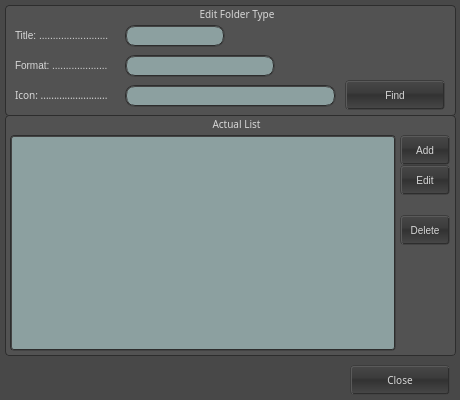
Qt form ui/EditFolderType.ui (skhaz/neutron3d) before a commit.
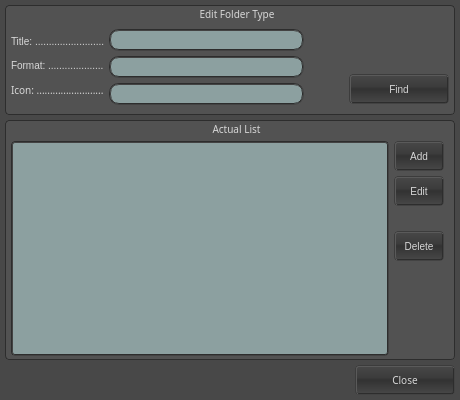
The same form after that commit. Icons and pictures are not drawn.

Diff of the .ui file:
```diff
--- a/ui/EditFolderType.ui
+++ b/ui/EditFolderType.ui
@@ -15,12 +15,6 @@
     <height>400</height>
    </size>
   </property>
-  <property name="maximumSize" >
-   <size>
-    <width>460</width>
-    <height>400</height>
-   </size>
-  </property>
   <property name="font" >
    <font>
     <family>Lucida Grande, Segoe UI</family>
@@ -382,14 +376,20 @@
 
 </string>
   </property>
+  <layout class="QGridLayout" name="gridLayout_4" >
+   <property name="margin" >
+    <number>5</number>
+   </property>
+   <property name="spacing" >
+    <number>5</number>
+   </property>
+   <item row="0" column="0" colspan="2" >
   <widget class="QGroupBox" name="grb_editFolderType" >
-   <property name="geometry" >
-    <rect>
-     <x>5</x>
-     <y>5</y>
-     <width>451</width>
-     <height>111</height>
-    </rect>
+     <property name="minimumSize" >
+      <size>
+       <width>450</width>
+       <height>110</height>
+      </size>
    </property>
    <property name="styleSheet" >
     <string notr="true" >QGroupBox::title {
@@ -400,14 +400,204 @@
    <property name="title" >
     <string>Edit Folder Type</string>
    </property>
+     <layout class="QGridLayout" name="gridLayout" >
+      <property name="leftMargin" >
+       <number>5</number>
+      </property>
+      <property name="topMargin" >
+       <number>20</number>
+      </property>
+      <property name="rightMargin" >
+       <number>5</number>
+      </property>
+      <property name="bottomMargin" >
+       <number>5</number>
+      </property>
+      <property name="spacing" >
+       <number>5</number>
+      </property>
+      <item row="0" column="0" >
+       <layout class="QHBoxLayout" name="horizontalLayout_2" >
+        <item>
+         <layout class="QVBoxLayout" name="verticalLayout_3" >
+          <item>
+           <widget class="QLabel" name="lbl_title" >
+            <property name="sizePolicy" >
+             <sizepolicy vsizetype="Fixed" hsizetype="Fixed" >
+              <horstretch>0</horstretch>
+              <verstretch>0</verstretch>
+             </sizepolicy>
+            </property>
+            <property name="minimumSize" >
+             <size>
+              <width>80</width>
+              <height>0</height>
+             </size>
+            </property>
+            <property name="layoutDirection" >
+             <enum>Qt::LeftToRight</enum>
+            </property>
+            <property name="text" >
+             <string>Title: .........................</string>
+            </property>
+           </widget>
+          </item>
+          <item>
+           <widget class="QLabel" name="lbl_format" >
+            <property name="sizePolicy" >
+             <sizepolicy vsizetype="Fixed" hsizetype="Fixed" >
+              <horstretch>0</horstretch>
+              <verstretch>0</verstretch>
+             </sizepolicy>
+            </property>
+            <property name="minimumSize" >
+             <size>
+              <width>80</width>
+              <height>0</height>
+             </size>
+            </property>
+            <property name="layoutDirection" >
+             <enum>Qt::LeftToRight</enum>
+            </property>
+            <property name="text" >
+             <string>Format: ....................</string>
+            </property>
+           </widget>
+          </item>
+          <item>
+           <widget class="QLabel" name="lbl_icon" >
+            <property name="sizePolicy" >
+             <sizepolicy vsizetype="Fixed" hsizetype="Fixed" >
+              <horstretch>0</horstretch>
+              <verstretch>0</verstretch>
+             </sizepolicy>
+            </property>
+            <property name="minimumSize" >
+             <size>
+              <width>80</width>
+              <height>0</height>
+             </size>
+            </property>
+            <property name="font" >
+             <font>
+              <family>Lucida Grande, Segoe UI</family>
+              <pointsize>-1</pointsize>
+             </font>
+            </property>
+            <property name="layoutDirection" >
+             <enum>Qt::LeftToRight</enum>
+            </property>
+            <property name="text" >
+             <string>Icon: .........................</string>
+            </property>
+            <property name="scaledContents" >
+             <bool>false</bool>
+            </property>
+            <property name="alignment" >
+             <set>Qt::AlignLeading|Qt::AlignLeft|Qt::AlignVCenter</set>
+            </property>
+            <property name="wordWrap" >
+             <bool>false</bool>
+            </property>
+            <property name="margin" >
+             <number>0</number>
+            </property>
+            <property name="openExternalLinks" >
+             <bool>false</bool>
+            </property>
+           </widget>
+          </item>
+         </layout>
+        </item>
+        <item>
+         <layout class="QVBoxLayout" name="verticalLayout_2" >
+          <item>
+           <widget class="QLineEdit" name="tbx_title" >
+            <property name="sizePolicy" >
+             <sizepolicy vsizetype="Fixed" hsizetype="Expanding" >
+              <horstretch>0</horstretch>
+              <verstretch>0</verstretch>
+             </sizepolicy>
+            </property>
+            <property name="minimumSize" >
+             <size>
+              <width>100</width>
+              <height>22</height>
+             </size>
+            </property>
+            <property name="maximumSize" >
+             <size>
+              <width>200</width>
+              <height>22</height>
+             </size>
+            </property>
+            <property name="text" >
+             <string/>
+            </property>
+           </widget>
+          </item>
+          <item>
+           <widget class="QLineEdit" name="tbx_format" >
+            <property name="sizePolicy" >
+             <sizepolicy vsizetype="Fixed" hsizetype="Expanding" >
+              <horstretch>0</horstretch>
+              <verstretch>0</verstretch>
+             </sizepolicy>
+            </property>
+            <property name="minimumSize" >
+             <size>
+              <width>100</width>
+              <height>22</height>
+             </size>
+            </property>
+            <property name="text" >
+             <string/>
+            </property>
+           </widget>
+          </item>
+          <item>
+           <widget class="QLineEdit" name="tbx_icon" >
+            <property name="minimumSize" >
+             <size>
+              <width>150</width>
+              <height>22</height>
+             </size>
+            </property>
+            <property name="text" >
+             <string/>
+            </property>
+            <property name="frame" >
+             <bool>true</bool>
+            </property>
+           </widget>
+          </item>
+         </layout>
+        </item>
+        <item>
+         <spacer name="horizontalSpacer_2" >
+          <property name="orientation" >
+           <enum>Qt::Horizontal</enum>
+          </property>
+          <property name="sizeType" >
+           <enum>QSizePolicy::Fixed</enum>
+          </property>
+          <property name="sizeHint" stdset="0" >
+           <size>
+            <width>40</width>
+            <height>20</height>
+           </size>
+          </property>
+         </spacer>
+        </item>
+        <item>
+         <layout class="QVBoxLayout" name="verticalLayout_4" >
+          <item>
    <widget class="QFrame" name="pct_icon" >
-    <property name="geometry" >
-     <rect>
-      <x>370</x>
-      <y>25</y>
+            <property name="minimumSize" >
+             <size>
       <width>32</width>
       <height>32</height>
-     </rect>
+             </size>
     </property>
     <property name="maximumSize" >
      <size>
@@ -429,182 +619,9 @@
      <enum>QFrame::StyledPanel</enum>
     </property>
    </widget>
-   <widget class="QLineEdit" name="tbx_icon" >
-    <property name="geometry" >
-     <rect>
-      <x>120</x>
-      <y>80</y>
-      <width>211</width>
-      <height>22</height>
-     </rect>
-    </property>
-    <property name="minimumSize" >
-     <size>
-      <width>0</width>
-      <height>22</height>
-     </size>
-    </property>
-    <property name="maximumSize" >
-     <size>
-      <width>16777215</width>
-      <height>22</height>
-     </size>
-    </property>
-    <property name="text" >
-     <string/>
-    </property>
-    <property name="frame" >
-     <bool>true</bool>
-    </property>
-   </widget>
-   <widget class="QLineEdit" name="tbx_format" >
-    <property name="geometry" >
-     <rect>
-      <x>120</x>
-      <y>50</y>
-      <width>150</width>
-      <height>22</height>
-     </rect>
-    </property>
-    <property name="sizePolicy" >
-     <sizepolicy vsizetype="Fixed" hsizetype="Expanding" >
-      <horstretch>0</horstretch>
-      <verstretch>0</verstretch>
-     </sizepolicy>
-    </property>
-    <property name="minimumSize" >
-     <size>
-      <width>100</width>
-      <height>22</height>
-     </size>
-    </property>
-    <property name="maximumSize" >
-     <size>
-      <width>150</width>
-      <height>22</height>
-     </size>
-    </property>
-    <property name="text" >
-     <string/>
-    </property>
-   </widget>
-   <widget class="QLineEdit" name="tbx_title" >
-    <property name="geometry" >
-     <rect>
-      <x>120</x>
-      <y>20</y>
-      <width>100</width>
-      <height>22</height>
-     </rect>
-    </property>
-    <property name="sizePolicy" >
-     <sizepolicy vsizetype="Fixed" hsizetype="Expanding" >
-      <horstretch>0</horstretch>
-      <verstretch>0</verstretch>
-     </sizepolicy>
-    </property>
-    <property name="minimumSize" >
-     <size>
-      <width>100</width>
-      <height>22</height>
-     </size>
-    </property>
-    <property name="maximumSize" >
-     <size>
-      <width>100</width>
-      <height>22</height>
-     </size>
-    </property>
-    <property name="text" >
-     <string/>
-    </property>
-   </widget>
-   <widget class="QLabel" name="lbl_icon" >
-    <property name="geometry" >
-     <rect>
-      <x>10</x>
-      <y>80</y>
-      <width>110</width>
-      <height>20</height>
-     </rect>
-    </property>
-    <property name="sizePolicy" >
-     <sizepolicy vsizetype="Fixed" hsizetype="Fixed" >
-      <horstretch>0</horstretch>
-      <verstretch>0</verstretch>
-     </sizepolicy>
-    </property>
-    <property name="minimumSize" >
-     <size>
-      <width>110</width>
-      <height>0</height>
-     </size>
-    </property>
-    <property name="font" >
-     <font>
-      <family>Lucida Grande, Segoe UI</family>
-      <pointsize>-1</pointsize>
-     </font>
-    </property>
-    <property name="layoutDirection" >
-     <enum>Qt::LeftToRight</enum>
-    </property>
-    <property name="text" >
-     <string>Icon: .........................</string>
-    </property>
-    <property name="scaledContents" >
-     <bool>false</bool>
-    </property>
-    <property name="alignment" >
-     <set>Qt::AlignLeading|Qt::AlignLeft|Qt::AlignVCenter</set>
-    </property>
-    <property name="wordWrap" >
-     <bool>false</bool>
-    </property>
-    <property name="margin" >
-     <number>0</number>
-    </property>
-    <property name="openExternalLinks" >
-     <bool>false</bool>
-    </property>
-   </widget>
-   <widget class="QLabel" name="lbl_format" >
-    <property name="geometry" >
-     <rect>
-      <x>10</x>
-      <y>50</y>
-      <width>110</width>
-      <height>20</height>
-     </rect>
-    </property>
-    <property name="sizePolicy" >
-     <sizepolicy vsizetype="Fixed" hsizetype="Fixed" >
-      <horstretch>0</horstretch>
-      <verstretch>0</verstretch>
-     </sizepolicy>
-    </property>
-    <property name="minimumSize" >
-     <size>
-      <width>110</width>
-      <height>0</height>
-     </size>
-    </property>
-    <property name="layoutDirection" >
-     <enum>Qt::LeftToRight</enum>
-    </property>
-    <property name="text" >
-     <string>Format: ....................</string>
-    </property>
-   </widget>
+          </item>
+          <item>
    <widget class="QPushButton" name="bt_find" >
-    <property name="geometry" >
-     <rect>
-      <x>340</x>
-      <y>75</y>
-      <width>100</width>
-      <height>30</height>
-     </rect>
-    </property>
     <property name="sizePolicy" >
      <sizepolicy vsizetype="Fixed" hsizetype="Fixed" >
       <horstretch>0</horstretch>
@@ -627,68 +644,21 @@
      <string>Find</string>
     </property>
    </widget>
-   <widget class="QLabel" name="lbl_title" >
-    <property name="geometry" >
-     <rect>
-      <x>10</x>
-      <y>20</y>
-      <width>110</width>
-      <height>20</height>
-     </rect>
-    </property>
-    <property name="sizePolicy" >
-     <sizepolicy vsizetype="Fixed" hsizetype="Fixed" >
-      <horstretch>0</horstretch>
-      <verstretch>0</verstretch>
-     </sizepolicy>
-    </property>
-    <property name="minimumSize" >
-     <size>
-      <width>110</width>
-      <height>0</height>
-     </size>
-    </property>
-    <property name="layoutDirection" >
-     <enum>Qt::LeftToRight</enum>
-    </property>
-    <property name="text" >
-     <string>Title: .........................</string>
-    </property>
-   </widget>
-  </widget>
-  <widget class="QPushButton" name="bt_close" >
-   <property name="geometry" >
-    <rect>
-     <x>350</x>
-     <y>365</y>
-     <width>100</width>
-     <height>30</height>
-    </rect>
-   </property>
-   <property name="minimumSize" >
-    <size>
-     <width>100</width>
-     <height>30</height>
-    </size>
-   </property>
-   <property name="maximumSize" >
-    <size>
-     <width>100</width>
-     <height>30</height>
-    </size>
-   </property>
-   <property name="text" >
-    <string>Close</string>
-   </property>
-  </widget>
+          </item>
+         </layout>
+        </item>
+       </layout>
+      </item>
+     </layout>
+    </widget>
+   </item>
+   <item row="1" column="0" colspan="2" >
   <widget class="QGroupBox" name="grb_editFolderType_2" >
-   <property name="geometry" >
-    <rect>
-     <x>5</x>
-     <y>115</y>
-     <width>451</width>
-     <height>241</height>
-    </rect>
+     <property name="minimumSize" >
+      <size>
+       <width>450</width>
+       <height>240</height>
+      </size>
    </property>
    <property name="styleSheet" >
     <string notr="true" >QGroupBox::title {
@@ -699,56 +669,47 @@
    <property name="title" >
     <string>Actual List</string>
    </property>
+     <layout class="QGridLayout" name="gridLayout_2" >
+      <property name="leftMargin" >
+       <number>5</number>
+      </property>
+      <property name="topMargin" >
+       <number>20</number>
+      </property>
+      <property name="rightMargin" >
+       <number>5</number>
+      </property>
+      <property name="bottomMargin" >
+       <number>5</number>
+      </property>
+      <property name="spacing" >
+       <number>5</number>
+      </property>
+      <item row="0" column="0" >
+       <layout class="QHBoxLayout" name="horizontalLayout" >
+        <property name="spacing" >
+         <number>5</number>
+        </property>
+        <item>
    <widget class="QListView" name="lv_listItem" >
-    <property name="geometry" >
-     <rect>
-      <x>5</x>
-      <y>20</y>
-      <width>386</width>
-      <height>216</height>
-     </rect>
-    </property>
-   </widget>
-   <widget class="QPushButton" name="bt_delete" >
-    <property name="geometry" >
-     <rect>
-      <x>395</x>
-      <y>100</y>
-      <width>50</width>
-      <height>30</height>
-     </rect>
-    </property>
-    <property name="sizePolicy" >
-     <sizepolicy vsizetype="Fixed" hsizetype="Fixed" >
-      <horstretch>0</horstretch>
-      <verstretch>0</verstretch>
-     </sizepolicy>
-    </property>
     <property name="minimumSize" >
      <size>
-      <width>50</width>
-      <height>30</height>
-     </size>
-    </property>
-    <property name="maximumSize" >
-     <size>
-      <width>50</width>
-      <height>30</height>
-     </size>
-    </property>
-    <property name="text" >
-     <string>Delete</string>
-    </property>
-   </widget>
+            <width>375</width>
+            <height>215</height>
+           </size>
+          </property>
+         </widget>
+        </item>
+        <item>
+         <layout class="QVBoxLayout" name="verticalLayout" >
+          <property name="spacing" >
+           <number>5</number>
+          </property>
+          <property name="rightMargin" >
+           <number>5</number>
+          </property>
+          <item>
    <widget class="QPushButton" name="bt_add" >
-    <property name="geometry" >
-     <rect>
-      <x>395</x>
-      <y>20</y>
-      <width>50</width>
-      <height>30</height>
-     </rect>
-    </property>
     <property name="sizePolicy" >
      <sizepolicy vsizetype="Fixed" hsizetype="Fixed" >
       <horstretch>0</horstretch>
@@ -771,15 +732,9 @@
      <string>Add</string>
     </property>
    </widget>
+          </item>
+          <item>
    <widget class="QPushButton" name="bt_edit" >
-    <property name="geometry" >
-     <rect>
-      <x>395</x>
-      <y>50</y>
-      <width>50</width>
-      <height>30</height>
-     </rect>
-    </property>
     <property name="sizePolicy" >
      <sizepolicy vsizetype="Fixed" hsizetype="Fixed" >
       <horstretch>0</horstretch>
@@ -802,7 +757,104 @@
      <string>Edit</string>
     </property>
    </widget>
-  </widget>
+          </item>
+          <item>
+           <spacer name="verticalSpacer_2" >
+            <property name="orientation" >
+             <enum>Qt::Vertical</enum>
+            </property>
+            <property name="sizeType" >
+             <enum>QSizePolicy::Fixed</enum>
+            </property>
+            <property name="sizeHint" stdset="0" >
+             <size>
+              <width>20</width>
+              <height>20</height>
+             </size>
+            </property>
+           </spacer>
+          </item>
+          <item>
+           <widget class="QPushButton" name="bt_delete" >
+            <property name="sizePolicy" >
+             <sizepolicy vsizetype="Fixed" hsizetype="Fixed" >
+              <horstretch>0</horstretch>
+              <verstretch>0</verstretch>
+             </sizepolicy>
+            </property>
+            <property name="minimumSize" >
+             <size>
+              <width>50</width>
+              <height>30</height>
+             </size>
+            </property>
+            <property name="maximumSize" >
+             <size>
+              <width>50</width>
+              <height>30</height>
+             </size>
+            </property>
+            <property name="text" >
+             <string>Delete</string>
+            </property>
+           </widget>
+          </item>
+          <item>
+           <spacer name="verticalSpacer" >
+            <property name="orientation" >
+             <enum>Qt::Vertical</enum>
+            </property>
+            <property name="sizeType" >
+             <enum>QSizePolicy::Expanding</enum>
+            </property>
+            <property name="sizeHint" stdset="0" >
+             <size>
+              <width>20</width>
+              <height>40</height>
+             </size>
+            </property>
+           </spacer>
+          </item>
+         </layout>
+        </item>
+       </layout>
+      </item>
+     </layout>
+    </widget>
+   </item>
+   <item row="2" column="0" >
+    <spacer name="horizontalSpacer" >
+     <property name="orientation" >
+      <enum>Qt::Horizontal</enum>
+     </property>
+     <property name="sizeHint" stdset="0" >
+      <size>
+       <width>342</width>
+       <height>20</height>
+      </size>
+     </property>
+    </spacer>
+   </item>
+   <item row="2" column="1" >
+    <widget class="QPushButton" name="bt_close" >
+     <property name="minimumSize" >
+      <size>
+       <width>100</width>
+       <height>30</height>
+      </size>
+     </property>
+     <property name="maximumSize" >
+      <size>
+       <width>100</width>
+       <height>30</height>
+      </size>
+     </property>
+     <property name="text" >
+      <string>Close</string>
+     </property>
+    </widget>
+   </item>
+  </layout>
  </widget>
  <tabstops>
   <tabstop>tbx_title</tabstop>
```
Left out of the diff: 2 changed lines with no effect on the pictures. Lines whose indentation alone changed are shown as unchanged.
